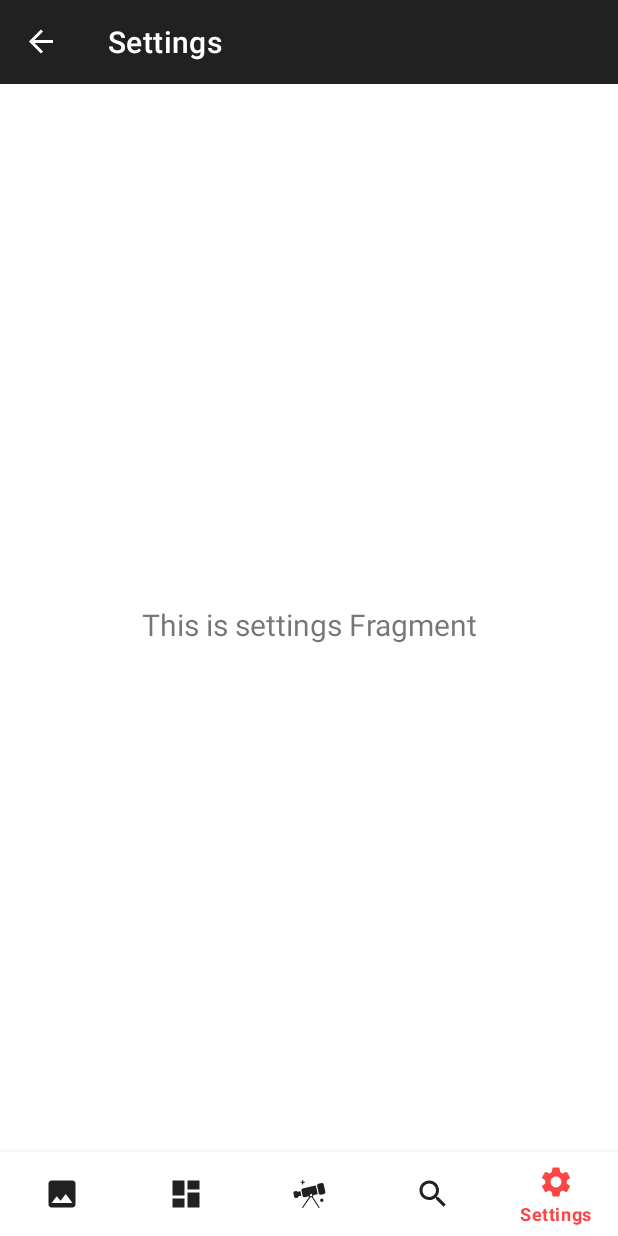
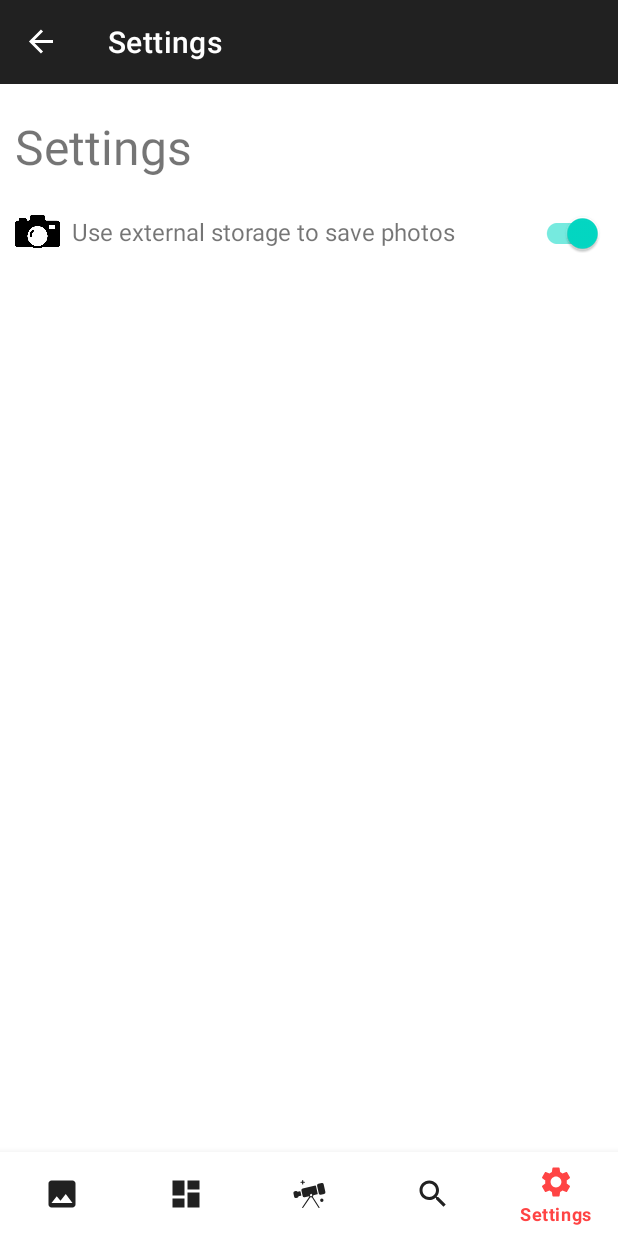
Before and after one commit to rodionovmax/MaterialNasa, an Android app: the SettingsFragment screen opened through its navigation route, on a phone screen of 412 x 824 dp. Run offline under Robolectric (Android 15) with nearby library versions, the phone set to English and light mode, and no system bars; our stand-ins replace navigation-ui; pictures from the network do not load; Roboto replaces fonts that are not available here; 1 statement that could not run was skipped.

Commit message:
save camera storage in shared prefs

```diff
--- a/app/src/main/java/com/rodionovmax/materialnasa/ui/gallery/GalleryFragment.kt
+++ b/app/src/main/java/com/rodionovmax/materialnasa/ui/gallery/GalleryFragment.kt
@@ -1,6 +1,8 @@
 package com.rodionovmax.materialnasa.ui.gallery
 
+import android.content.Context
 import android.content.Context.MODE_PRIVATE
+import android.content.SharedPreferences
 import android.content.pm.PackageManager
 import android.graphics.Bitmap
 import android.graphics.BitmapFactory
@@ -29,6 +31,8 @@ import com.rodionovmax.materialnasa.data.local.CameraPhotoEntity
 import com.rodionovmax.materialnasa.data.model.InternalStoragePhoto
 import com.rodionovmax.materialnasa.data.model.Pod
 import com.rodionovmax.materialnasa.databinding.FragmentGalleryBinding
+import com.rodionovmax.materialnasa.ui.settings.SHARED_PREFS
+import com.rodionovmax.materialnasa.ui.settings.IS_EXTERNAL_STORAGE
 import kotlinx.coroutines.Dispatchers
 import kotlinx.coroutines.launch
 import kotlinx.coroutines.withContext
@@ -43,6 +47,7 @@ class GalleryFragment : Fragment() {
     private val viewModel by lazy { GalleryViewModel(app.localRepo) }
     lateinit var itemTouchHelper: ItemTouchHelper
     private lateinit var takePhoto: ActivityResultLauncher<Void?>
+    val prefs: SharedPreferences by lazy { requireActivity().getSharedPreferences(SHARED_PREFS, Context.MODE_PRIVATE) }
 
     companion object {
         private const val CAMERA_PERMISSION_CODE = 1
@@ -90,6 +95,8 @@ class GalleryFragment : Fragment() {
         itemTouchHelper.attachToRecyclerView(binding.galleryRecycler)
 
         takePhoto = registerForActivityResult(ActivityResultContracts.TakePicturePreview()) {
+            val isExternalStorage = prefs.getBoolean(IS_EXTERNAL_STORAGE, true)
+            if (!isExternalStorage) {
                 val fileName = UUID.randomUUID().toString()
                 val isSavedSuccessfully =
                     it?.let { bmp -> savePhotoToInternalStorage(fileName, bmp) }
@@ -98,6 +105,9 @@ class GalleryFragment : Fragment() {
                 }
                 val gallerySize = adapter.countItems()
                 viewModel.addToGallery(CameraPhotoEntity(gallerySize + 1, "$fileName.jpg", it!!))
+            } else {
+                Toast.makeText(requireActivity(), "You've chosen external storage", Toast.LENGTH_SHORT).show()
+            }
         }
     }
 
--- a/app/src/main/java/com/rodionovmax/materialnasa/ui/settings/SettingsFragment.kt
+++ b/app/src/main/java/com/rodionovmax/materialnasa/ui/settings/SettingsFragment.kt
@@ -1,39 +1,71 @@
 package com.rodionovmax.materialnasa.ui.settings
 
+import android.content.Context
+import android.content.SharedPreferences
 import android.os.Bundle
 import android.view.LayoutInflater
 import android.view.View
 import android.view.ViewGroup
-import android.widget.TextView
 import androidx.fragment.app.Fragment
-import androidx.lifecycle.ViewModelProvider
 import com.rodionovmax.materialnasa.databinding.FragmentSettingsBinding
+
+const val SHARED_PREFS = "settings"
+const val IS_EXTERNAL_STORAGE = "external"
 
 class SettingsFragment : Fragment() {
 
     private var _binding: FragmentSettingsBinding? = null
+    private val binding get() = _binding!!
 
-    // This property is only valid between onCreateView and
-    // onDestroyView.
-    private val binding get() = _binding!!
+    private val viewModel by lazy { SettingsViewModel() }
+    private val prefs: SharedPreferences by lazy { requireActivity().getSharedPreferences(SHARED_PREFS, Context.MODE_PRIVATE) }
+//    var isFragmentResumed = true
 
     override fun onCreateView(
         inflater: LayoutInflater,
         container: ViewGroup?,
         savedInstanceState: Bundle?
     ): View {
-        val settingsViewModel =
-            ViewModelProvider(this).get(SettingsViewModel::class.java)
+        _binding = FragmentSettingsBinding.inflate(inflater, container, false)
+        return binding.root
+    }
 
-        _binding = FragmentSettingsBinding.inflate(inflater, container, false)
-        val root: View = binding.root
+    override fun onViewCreated(view: View, savedInstanceState: Bundle?) {
+        super.onViewCreated(view, savedInstanceState)
 
-        val textView: TextView = binding.textSettings
-        settingsViewModel.text.observe(viewLifecycleOwner) {
-            textView.text = it
+        binding.photoStorageSwitch.isChecked = prefs.getBoolean(IS_EXTERNAL_STORAGE, true)
+
+        binding.photoStorageSwitch.setOnCheckedChangeListener { _, toggleValue ->
+//            if (savedInstanceState == null) {
+//                isFragmentResumed = false
+//            }
+//            if (!isFragmentResumed) {
+//                writeToSharedPrefs(toggleValue)
+//            }
+            writeToSharedPrefs(toggleValue)
         }
-        return root
     }
+
+    private fun writeToSharedPrefs(toggleValue: Boolean) {
+        prefs.edit().apply {
+            putBoolean(IS_EXTERNAL_STORAGE, toggleValue)
+            apply()
+        }
+//        isFragmentResumed = false
+    }
+
+//    override fun onSaveInstanceState(outState: Bundle) {
+//        super.onSaveInstanceState(outState)
+//        outState.putBoolean(IS_EXTERNAL_STORAGE, binding.photoStorageSwitch.isChecked)
+//    }
+//
+//    override fun onViewStateRestored(savedInstanceState: Bundle?) {
+//        super.onViewStateRestored(savedInstanceState)
+//        if (savedInstanceState != null) {
+//            binding.photoStorageSwitch.isChecked =
+//                savedInstanceState.getBoolean(IS_EXTERNAL_STORAGE, false)
+//        }
+//    }
 
     override fun onDestroyView() {
         super.onDestroyView()
--- a/app/src/main/res/layout/fragment_settings.xml
+++ b/app/src/main/res/layout/fragment_settings.xml
@@ -4,19 +4,46 @@
     xmlns:tools="http://schemas.android.com/tools"
     android:layout_width="match_parent"
     android:layout_height="match_parent"
-    tools:context=".ui.pod.PodFragment">
+    tools:context=".ui.settings.SettingsFragment">
 
-    <TextView
-        android:id="@+id/text_settings"
+    <com.google.android.material.textview.MaterialTextView
+        android:id="@+id/settings_title"
         android:layout_width="match_parent"
         android:layout_height="wrap_content"
+        android:textSize="32sp"
+        android:layout_marginStart="10dp"
+        android:layout_marginTop="20dp"
+        android:text="@string/settings_title"
+        app:layout_constraintStart_toEndOf="parent"
+        app:layout_constraintTop_toTopOf="parent" />
+
+    <androidx.appcompat.widget.AppCompatImageView
+        android:id="@+id/camera_img"
+        android:layout_width="30dp"
+        android:layout_height="30dp"
+        android:layout_marginTop="20dp"
+        android:layout_marginStart="10dp"
+        app:layout_constraintStart_toStartOf="parent"
+        app:layout_constraintTop_toBottomOf="@id/settings_title"
+        android:src="@drawable/camera_img" />
+
+    <com.google.android.material.textview.MaterialTextView
+        android:id="@+id/camera_photo_storage"
+        android:layout_width="0dp"
+        android:layout_height="wrap_content"
+        android:textSize="16sp"
+        android:text="@string/settings_storage_for_photos"
         android:layout_marginStart="8dp"
-        android:layout_marginTop="8dp"
-        android:layout_marginEnd="8dp"
-        android:textAlignment="center"
-        android:textSize="20sp"
-        app:layout_constraintBottom_toBottomOf="parent"
+        android:layout_marginBottom="4dp"
+        app:layout_constraintStart_toEndOf="@id/camera_img"
+        app:layout_constraintBottom_toBottomOf="@id/camera_img" />
+
+    <com.google.android.material.switchmaterial.SwitchMaterial
+        android:id="@+id/photo_storage_switch"
+        android:layout_width="0dp"
+        android:layout_height="wrap_content"
+        android:layout_marginEnd="10dp"
+        android:paddingBottom="15dp"
         app:layout_constraintEnd_toEndOf="parent"
-        app:layout_constraintStart_toStartOf="parent"
-        app:layout_constraintTop_toTopOf="parent" />
+        app:layout_constraintTop_toTopOf="@id/camera_img" />
 </androidx.constraintlayout.widget.ConstraintLayout>
--- a/app/src/main/res/values/strings.xml
+++ b/app/src/main/res/values/strings.xml
@@ -33,5 +33,7 @@
     <string name="choose_from_library">Choose from library…</string>
     <string name="fab">FAB</string>
     <string name="plus_icon">Plus icon</string>
+    <string name="settings_storage_for_photos">Use external storage to save photos</string>
+    <string name="settings_title">Settings</string>
 
 </resources>
```
Also changed, not shown: app/src/main/res/drawable/camera_img.png (added). Lines whose indentation alone changed are shown as unchanged.
